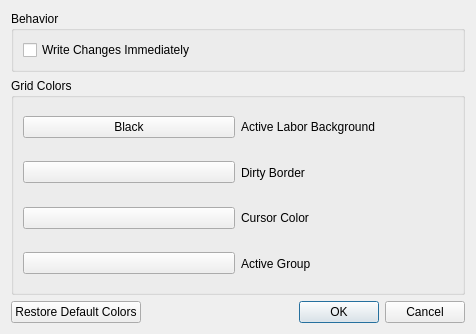
Before: the Qt Designer form ui/optionsmenu.ui in Dwarf-Therapist/Dwarf-Therapist, drawn with Qt 5.
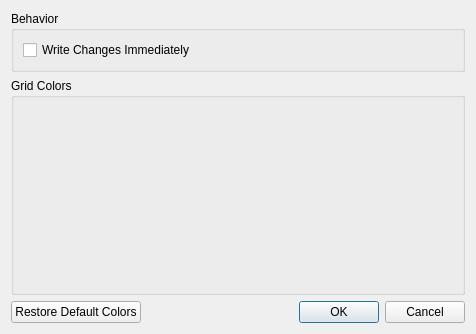
After: the same form once the commit is applied. Custom widgets are drawn as their Qt base class.

Commit message: Implemented issue #20: Allow user customizable visual guides color basically re-wrote the entire options menu color handling, it's much nicer to use now

What changed in the file:
```diff
--- a/ui/optionsmenu.ui
+++ b/ui/optionsmenu.ui
@@ -31,129 +31,15 @@
     </widget>
    </item>
    <item>
-    <widget class="QGroupBox" name="groupBox_2">
+    <widget class="QGroupBox" name="group_general_colors">
+     <property name="styleSheet">
+      <string notr="true">QtColorPicker {
+text-align: left;
+}</string>
+     </property>
      <property name="title">
       <string>Grid Colors</string>
      </property>
-     <layout class="QVBoxLayout" name="verticalLayout_2" stretch="0,0,0,0">
-      <item>
-       <layout class="QHBoxLayout" name="horizontalLayout">
-        <item>
-         <widget class="QtColorPicker" name="clr_active_labor">
-          <property name="toolTip">
-           <string>Background color for an individual labor square when it is enabled</string>
-          </property>
-          <property name="statusTip">
-           <string>Background color for an individual labor square when it is enabled</string>
-          </property>
-          <property name="whatsThis">
-           <string>Background color for an individual labor square when it is enabled</string>
-          </property>
-          <property name="text">
-           <string>Black</string>
-          </property>
-          <property name="autoDefault">
-           <bool>false</bool>
-          </property>
-          <property name="colorDialog" stdset="0">
-           <bool>true</bool>
-          </property>
-         </widget>
-        </item>
-        <item>
-         <widget class="QLabel" name="label">
-          <property name="text">
-           <string>Active Labor Background</string>
-          </property>
-          <property name="buddy">
-           <cstring>clr_active_labor</cstring>
-          </property>
-         </widget>
-        </item>
-       </layout>
-      </item>
-      <item>
-       <layout class="QHBoxLayout" name="horizontalLayout_2">
-        <item>
-         <widget class="QtColorPicker" name="clr_dirty_border">
-          <property name="toolTip">
-           <string>Color of the border for labor squares that have not yet been written to the game</string>
-          </property>
-          <property name="statusTip">
-           <string>Color of the border for labor squares that have not yet been written to the game</string>
-          </property>
-          <property name="whatsThis">
-           <string>Color of the border for labor squares that have not yet been written to the game</string>
-          </property>
-         </widget>
-        </item>
-        <item>
-         <widget class="QLabel" name="label_2">
-          <property name="text">
-           <string>Dirty Border</string>
-          </property>
-          <property name="buddy">
-           <cstring>clr_dirty_border</cstring>
-          </property>
-         </widget>
-        </item>
-       </layout>
-      </item>
-      <item>
-       <layout class="QHBoxLayout" name="horizontalLayout_3">
-        <item>
-         <widget class="QtColorPicker" name="clr_cursor">
-          <property name="toolTip">
-           <string>Color of the &quot;X&quot; cursor on the grid</string>
-          </property>
-          <property name="statusTip">
-           <string>Color of the &quot;X&quot; cursor on the grid</string>
-          </property>
-          <property name="whatsThis">
-           <string>Color of the &quot;X&quot; cursor on the grid</string>
-          </property>
-         </widget>
-        </item>
-        <item>
-         <widget class="QLabel" name="label_3">
-          <property name="text">
-           <string>Cursor Color</string>
-          </property>
-          <property name="buddy">
-           <cstring>clr_cursor</cstring>
-          </property>
-         </widget>
-        </item>
-       </layout>
-      </item>
-      <item>
-       <layout class="QHBoxLayout" name="horizontalLayout_4">
-        <item>
-         <widget class="QtColorPicker" name="clr_active_group">
-          <property name="toolTip">
-           <string>Only used with &quot;group by&quot;. The background color of a group of labors, if all members have this labor active.</string>
-          </property>
-          <property name="statusTip">
-           <string>Only used with &quot;group by&quot;. The background color of a group of labors, if all members have this labor active.</string>
-          </property>
-          <property name="whatsThis">
-           <string>Only used with &quot;group by&quot;. The background color of a group of labors, if all members have this labor active.</string>
-          </property>
-         </widget>
-        </item>
-        <item>
-         <widget class="QLabel" name="label_4">
-          <property name="text">
-           <string>Active Group</string>
-          </property>
-          <property name="buddy">
-           <cstring>clr_active_group</cstring>
-          </property>
-         </widget>
-        </item>
-       </layout>
-      </item>
-     </layout>
     </widget>
    </item>
    <item>
@@ -179,13 +65,6 @@
    </item>
   </layout>
  </widget>
- <customwidgets>
-  <customwidget>
-   <class>QtColorPicker</class>
-   <extends>QPushButton</extends>
-   <header>qtcolorpicker.h</header>
-  </customwidget>
- </customwidgets>
  <resources/>
  <connections>
   <connection>
```
The commit also changes 13 other files.
